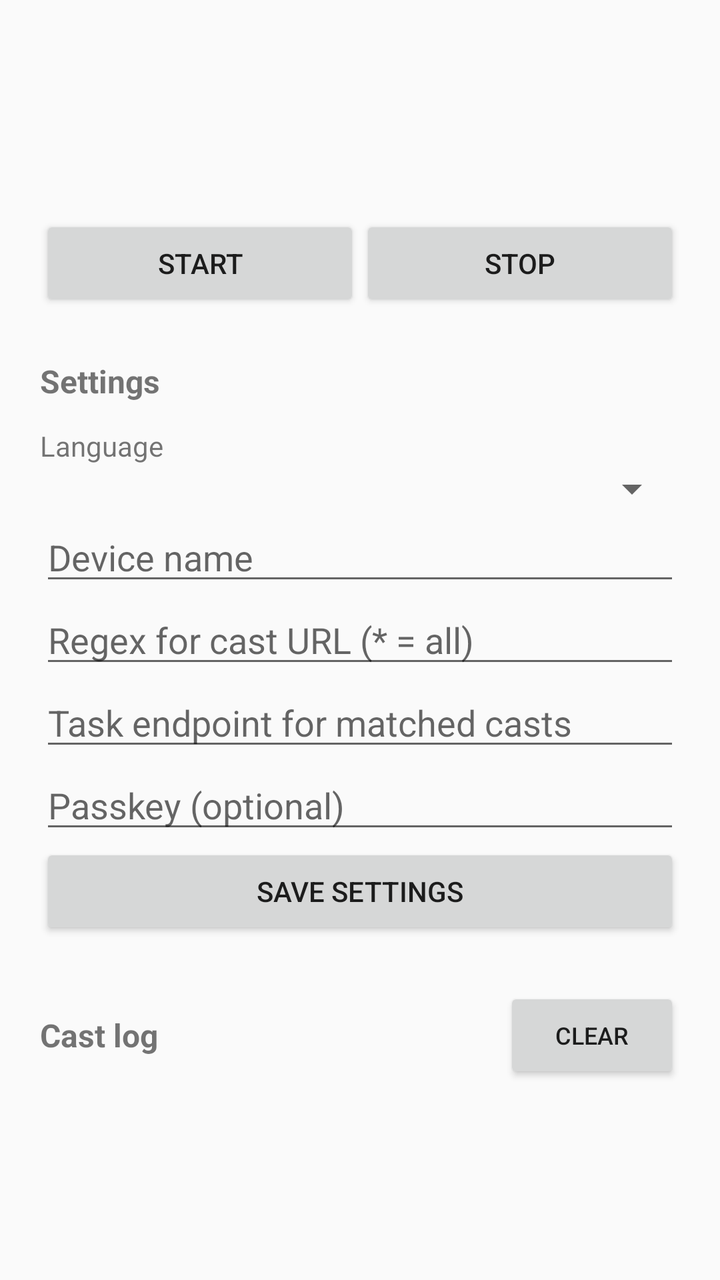
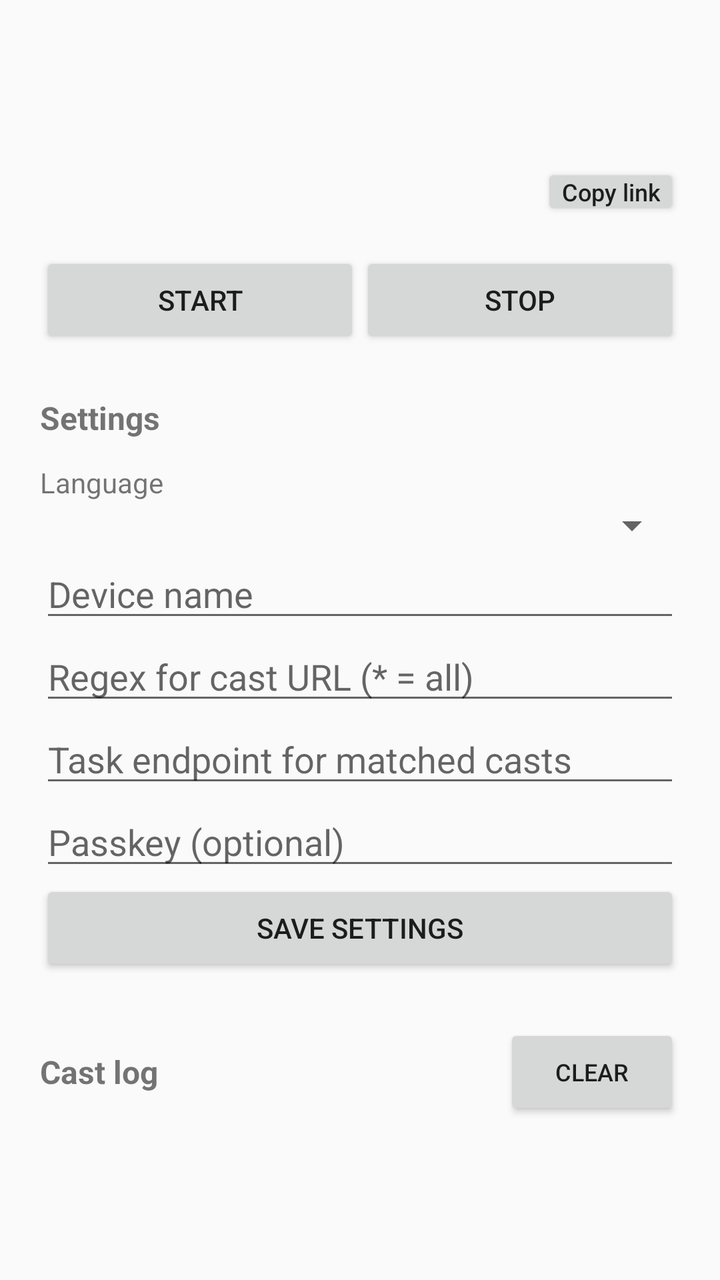

Compare the two renders of this Android layout. The source of the first and the diff that turns it into the second are given below.
<!-- AndroidManifest.xml: application theme AppTheme -->
<!-- res/layout/activity_main.xml -->
<?xml version="1.0" encoding="utf-8"?>
<ScrollView xmlns:android="http://schemas.android.com/apk/res/android"
    android:layout_width="match_parent"
    android:layout_height="match_parent"
    android:fillViewport="true"
    android:fitsSystemWindows="true">

    <LinearLayout
        android:layout_width="match_parent"
        android:layout_height="wrap_content"
        android:orientation="vertical"
        android:padding="20dp">

        <TextView
            android:id="@+id/statusText"
            android:layout_width="match_parent"
            android:layout_height="wrap_content"
            android:textSize="20sp"
            android:textStyle="bold" />

        <TextView
            android:id="@+id/addrText"
            android:layout_width="match_parent"
            android:layout_height="wrap_content"
            android:paddingTop="4dp"
            android:textSize="14sp" />

        <TextView
            android:id="@+id/lastCastText"
            android:layout_width="match_parent"
            android:layout_height="wrap_content"
            android:paddingTop="8dp"
            android:textSize="13sp"
            android:textIsSelectable="true" />

        <LinearLayout
            android:layout_width="match_parent"
            android:layout_height="wrap_content"
            android:orientation="horizontal"
            android:paddingTop="12dp">

            <Button
                android:id="@+id/startButton"
                android:layout_width="0dp"
                android:layout_height="wrap_content"
                android:layout_weight="1"
                android:text="@string/start" />

            <Button
                android:id="@+id/stopButton"
                android:layout_width="0dp"
                android:layout_height="wrap_content"
                android:layout_weight="1"
                android:text="@string/stop" />
        </LinearLayout>

        <TextView
            android:layout_width="match_parent"
            android:layout_height="wrap_content"
            android:paddingTop="24dp"
            android:text="@string/settings"
            android:textSize="16sp"
            android:textStyle="bold" />

        <TextView
            android:layout_width="match_parent"
            android:layout_height="wrap_content"
            android:paddingTop="12dp"
            android:text="@string/language"
            android:textSize="14sp" />

        <Spinner
            android:id="@+id/languageSpinner"
            android:layout_width="match_parent"
            android:layout_height="wrap_content" />

        <EditText
            android:id="@+id/nameInput"
            android:layout_width="match_parent"
            android:layout_height="wrap_content"
            android:hint="@string/device_name"
            android:inputType="text"
            android:singleLine="true" />

        <EditText
            android:id="@+id/keywordInput"
            android:layout_width="match_parent"
            android:layout_height="wrap_content"
            android:hint="@string/task_keyword"
            android:inputType="textNoSuggestions"
            android:singleLine="true" />

        <EditText
            android:id="@+id/endpointInput"
            android:layout_width="match_parent"
            android:layout_height="wrap_content"
            android:hint="@string/task_endpoint"
            android:inputType="textUri"
            android:singleLine="true" />

        <EditText
            android:id="@+id/passkeyInput"
            android:layout_width="match_parent"
            android:layout_height="wrap_content"
            android:hint="@string/passkey"
            android:inputType="text"
            android:singleLine="true" />

        <Button
            android:id="@+id/saveButton"
            android:layout_width="match_parent"
            android:layout_height="wrap_content"
            android:text="@string/save" />

        <LinearLayout
            android:layout_width="match_parent"
            android:layout_height="wrap_content"
            android:gravity="center_vertical"
            android:orientation="horizontal"
            android:paddingTop="24dp">

            <TextView
                android:layout_width="0dp"
                android:layout_height="wrap_content"
                android:layout_weight="1"
                android:text="@string/cast_log"
                android:textSize="16sp"
                android:textStyle="bold" />

            <Button
                android:id="@+id/clearLogButton"
                android:layout_width="wrap_content"
                android:layout_height="wrap_content"
                android:text="@string/clear_log"
                android:textSize="12sp" />
        </LinearLayout>

        <TextView
            android:id="@+id/logText"
            android:layout_width="match_parent"
            android:layout_height="wrap_content"
            android:fontFamily="monospace"
            android:paddingTop="8dp"
            android:textIsSelectable="true"
            android:textSize="11sp" />
    </LinearLayout>
</ScrollView>
<!-- resources referenced by this layout -->
<resources>
  <string name="cast_log">Cast log</string>
  <string name="clear_log">Clear</string>
  <string name="device_name">Device name</string>
  <string name="language">Language</string>
  <string name="passkey">Passkey (optional)</string>
  <string name="save">Save settings</string>
  <string name="settings">Settings</string>
  <string name="start">Start</string>
  <string name="stop">Stop</string>
  <string name="task_endpoint">Task endpoint for matched casts</string>
  <string name="task_keyword">Regex for cast URL (* = all)</string>
  <style name="AppTheme" parent="@android:style/Theme.Material.Light.NoActionBar">
          <item name="android:colorAccent">#1976D2</item>
          <item name="android:statusBarColor">#1976D2</item>
      </style>
</resources>

<!-- the commit's change to res/layout/activity_main.xml (unified diff, before → after) -->
@@ -25,13 +25,53 @@
             android:paddingTop="4dp"
             android:textSize="14sp" />
 
-        <TextView
-            android:id="@+id/lastCastText"
+        <LinearLayout
             android:layout_width="match_parent"
             android:layout_height="wrap_content"
-            android:paddingTop="8dp"
-            android:textSize="13sp"
-            android:textIsSelectable="true" />
+            android:gravity="center_vertical"
+            android:orientation="horizontal"
+            android:paddingTop="8dp">
+
+            <LinearLayout
+                android:layout_width="0dp"
+                android:layout_height="wrap_content"
+                android:layout_weight="1"
+                android:orientation="vertical">
+
+                <TextView
+                    android:id="@+id/lastCastText"
+                    android:layout_width="match_parent"
+                    android:layout_height="wrap_content"
+                    android:ellipsize="end"
+                    android:maxLines="1"
+                    android:textSize="13sp" />
+
+                <TextView
+                    android:id="@+id/lastCastUrlText"
+                    android:layout_width="match_parent"
+                    android:layout_height="wrap_content"
+                    android:layout_marginTop="2dp"
+                    android:ellipsize="middle"
+                    android:maxLines="1"
+                    android:textIsSelectable="true"
+                    android:textSize="12sp" />
+            </LinearLayout>
+
+            <Button
+                android:id="@+id/copyLastCastButton"
+                android:layout_width="wrap_content"
+                android:layout_height="wrap_content"
+                android:layout_marginStart="8dp"
+                android:minWidth="0dp"
+                android:minHeight="0dp"
+                android:paddingStart="10dp"
+                android:paddingTop="6dp"
+                android:paddingEnd="10dp"
+                android:paddingBottom="6dp"
+                android:text="@string/copy_link"
+                android:textAllCaps="false"
+                android:textSize="12sp" />
+        </LinearLayout>
 
         <LinearLayout
             android:layout_width="match_parent"
<!-- resource entries referenced after the edit -->
@@ -2,6 +2,7 @@
 <resources>
   <string name="cast_log">Cast log</string>
   <string name="clear_log">Clear</string>
+  <string name="copy_link">Copy link</string>
   <string name="device_name">Device name</string>
   <string name="language">Language</string>
   <string name="passkey">Passkey (optional)</string>
